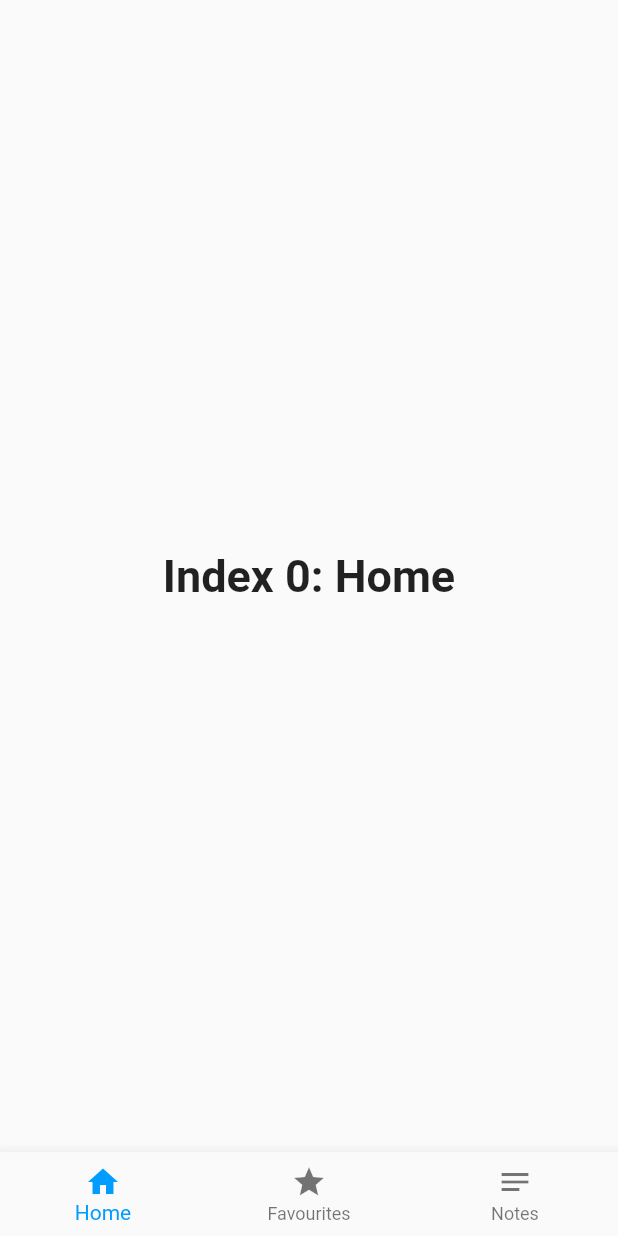
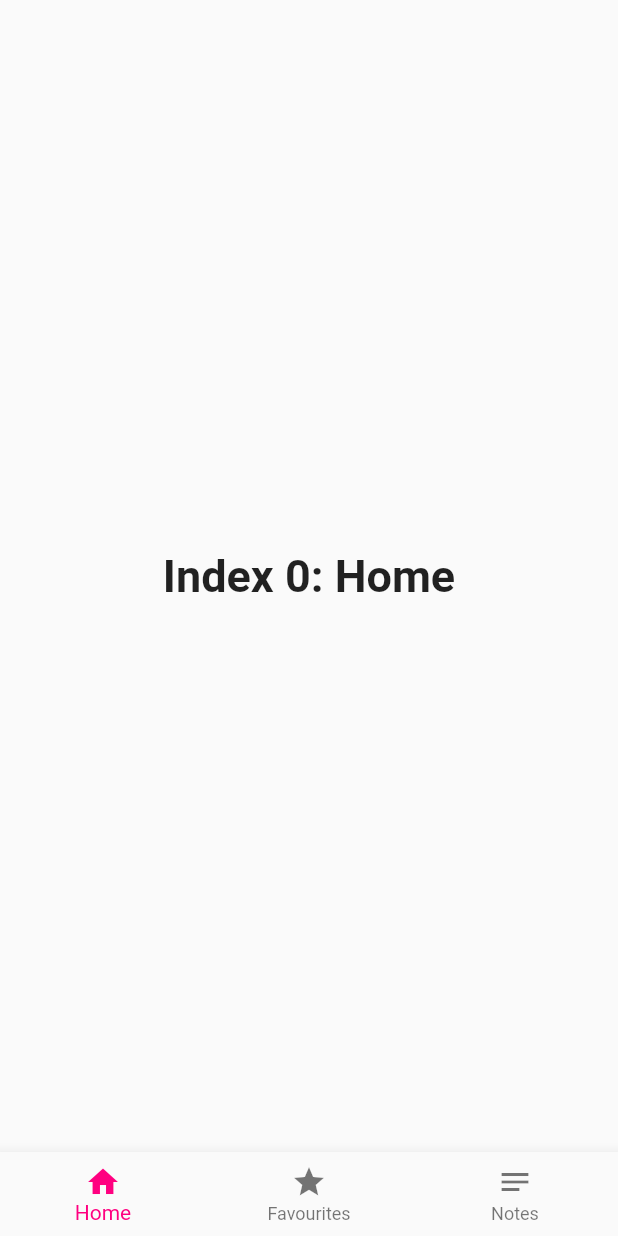
Before and after one commit to ratulsarker/LocateIT_s, a Flutter app: the screen it shows after launch, on a phone screen of 412 x 824 dp. Run offline on Flutter 3.47's test engine with Material 2 defaults, Android fonts, the phone set to English and light mode, and no system bars.

Commit message:
syntax fix

```diff
--- a/lib/main.dart
+++ b/lib/main.dart
@@ -11,7 +11,7 @@ class MyApp extends StatelessWidget {
   // This widget is the root of your application.
   @override
   Widget build(BuildContext context) {
-    return MaterialApp(
+    return const MaterialApp(
       title: 'Flutter Demo',
       home: MyStatefulWidget(),
     );
@@ -73,7 +73,7 @@ class _MyStatefulWidgetState extends State<MyStatefulWidget> {
           ),
         ],
         currentIndex: _selectedIndex,
-        selectedItemColor: Color.fromRGBO(0, 156, 255, 1),
+        selectedItemColor: Color.fromARGB(255, 255, 0, 128),
         onTap: _onItemTapped,
       ),
     );
```
